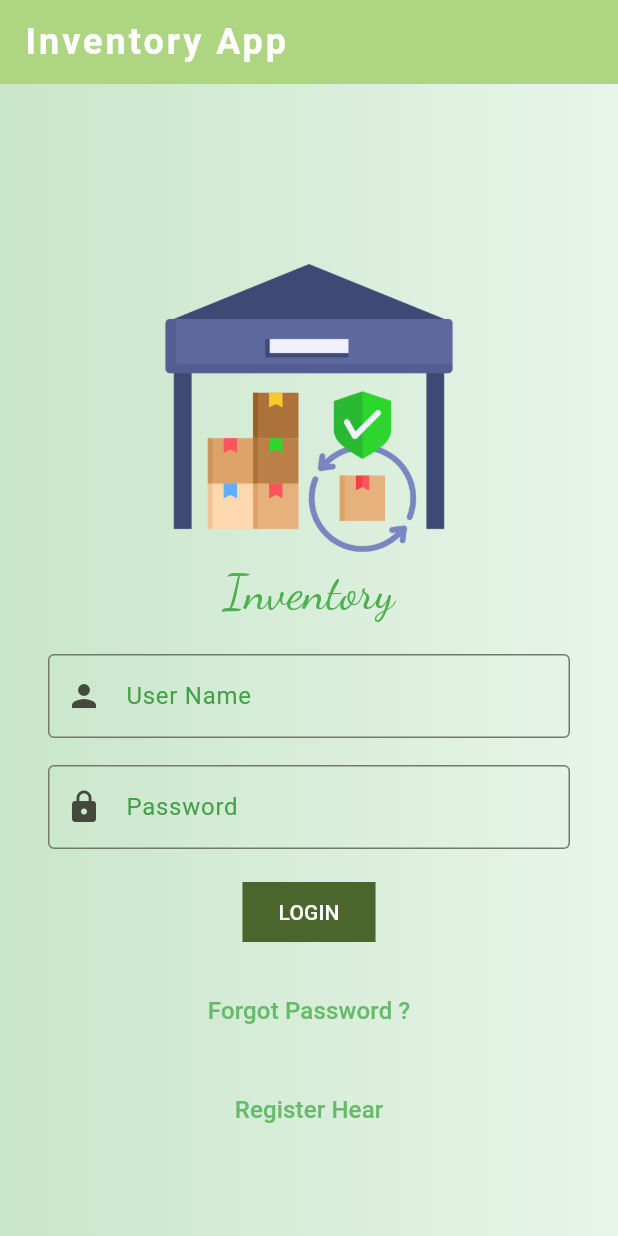
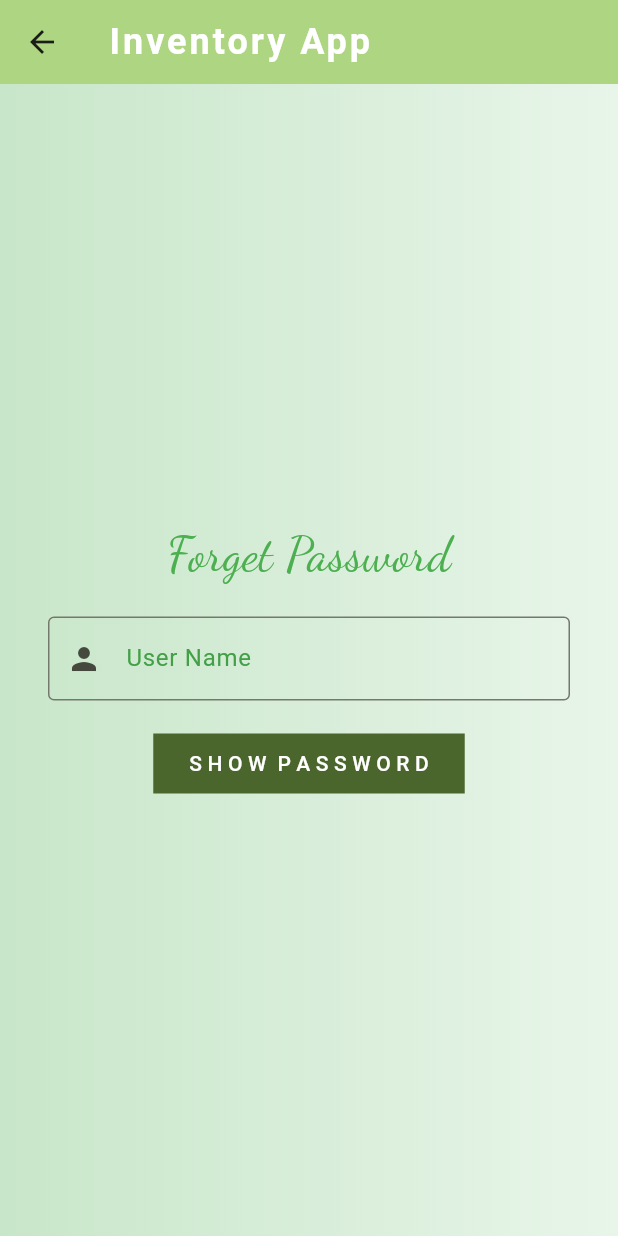
Before and after one commit to brijeshchhatrala01/sqflite_assesment, a Flutter app: the screen it shows after launch, after a tap on "Forgot Password ?", on a phone screen of 412 x 824 dp. Run offline on Flutter 3.47's test engine with Material 3 defaults, Android fonts, the phone set to English and light mode, and no system bars; our stand-ins replace go_router, sqflite; missing offline and left inert: simple_barcode_scanner; accounts and stored records are empty.

Commit message:
add foget password feature

```diff
--- a/lib/database/inventory_database.dart
+++ b/lib/database/inventory_database.dart
@@ -1,3 +1,5 @@
+// ignore_for_file: non_constant_identifier_names
+
 import 'package:assesment_app/model/inventory_model.dart';
 import 'package:assesment_app/model/user_model.dart';
 import 'package:path/path.dart';
@@ -117,9 +119,9 @@ class InventoryDatabase {
     database.insert(TABLEUSER, userModel.toMap(),conflictAlgorithm: ConflictAlgorithm.abort);
   }
 
-  Future<Map<String,Object?>> checkUser(String username) async {
+  Future<Map<String,Object?>?> checkUser(String username) async {
     database = await getDatabaseObject();
     var listData = await database.query(TABLEUSER,where: "username = ?",whereArgs: [username]);
-    return listData.first;
+    return listData.firstOrNull;
   }
 }
--- a/lib/log/log_helper.dart
+++ b/lib/log/log_helper.dart
@@ -1,4 +1,4 @@
-// ignore_for_file: constant_identifier_names
+// ignore_for_file: constant_identifier_names, prefer_typing_uninitialized_variables, non_constant_identifier_names, unnecessary_brace_in_string_interps
 
 import 'dart:io';
 
@@ -56,6 +56,6 @@ class LoggingHelper {
   //add particular message on log file
   Future<File> writeLog(String msg) async {
     final file = await localFile;
-    return file.writeAsString(msg,mode: FileMode.append);
+    return file.writeAsString("\n\n${msg}",mode: FileMode.append);
   }
 }
--- a/lib/main.dart
+++ b/lib/main.dart
@@ -15,7 +15,7 @@ class MyApp extends StatelessWidget {
     return MaterialApp(
       debugShowCheckedModeBanner: false,
       theme: themeData,
-      home: LoginPage(),
+      home: const LoginPage(),
     );
   }
 }
--- a/lib/model/user_model.dart
+++ b/lib/model/user_model.dart
@@ -1,3 +1,5 @@
+// ignore_for_file: non_constant_identifier_names
+
 class UserModel {
   final String first_name;
   final String last_name;
--- a/lib/pages/delete_product.dart
+++ b/lib/pages/delete_product.dart
@@ -229,6 +229,7 @@ class _DeleteProductState extends State<DeleteProduct> {
           });
           reciveDataByBarcode = {};
           showDialog(
+            // ignore: use_build_context_synchronously
             context: context,
             builder: (context) {
               return AlertDialog(
@@ -236,7 +237,7 @@ class _DeleteProductState extends State<DeleteProduct> {
                 actions: [
                   ElevatedButton(
                     onPressed: () {
-                      context.pop();
+                      Navigator.pop(context);
                     },
                     child: const Text('OK'),
                   ),
--- /dev/null
+++ b/lib/pages/forget_password.dart
@@ -0,0 +1,125 @@
+import 'package:assesment_app/database/inventory_database.dart';
+import 'package:assesment_app/log/log_helper.dart';
+import 'package:flutter/cupertino.dart';
+import 'package:flutter/material.dart';
+
+import '../theme/colors.dart';
+import '../theme/text.dart';
+import '../util/widgets.dart';
+
+class ForgetPassword extends StatefulWidget {
+   ForgetPassword({super.key});
+
+  @override
+  State<ForgetPassword> createState() => _ForgetPasswordState();
+}
+
+class _ForgetPasswordState extends State<ForgetPassword> {
+
+  Map<String, Object?>? userData = {};
+
+  final _usernameController = TextEditingController();
+
+  InventoryDatabase inventoryDatabase = InventoryDatabase();
+
+  void fetchData() {
+    Future.delayed(
+      const Duration(milliseconds: 300),
+          () async {
+        userData = await inventoryDatabase.checkUser(_usernameController.text.trim());
+        setState(() {
+          if (userData!= null) {
+            if (_usernameController.text == userData!['username'].toString())  {
+              showCupertinoDialog(context: context, builder: (context) {
+                return CupertinoAlertDialog(
+                  title: Text("Your Password is !",style: textHeaderStyle,),
+                  content: Text(userData!['password'].toString(),style: gridButtonTextStyle,),
+                  actions: [
+                    ElevatedButton(onPressed: () {
+                      Navigator.pop(context);
+                    }, child: const Text('OK'))
+                  ],
+                );
+              },);
+              LoggingHelper().writeLog(
+                  "Password Get Successfully : ${_usernameController.text}");
+            } else {
+              ScaffoldMessenger.of(context)
+                ..removeCurrentSnackBar()
+                ..showSnackBar(
+                    const SnackBar(content: Text("No User Found!")));
+            }
+          }
+          else {
+            ScaffoldMessenger.of(context)
+              ..removeCurrentSnackBar()
+              ..showSnackBar(
+                  const SnackBar(content: Text("No User Found!")));
+          }
+        });
+      },
+    );
+  }
+
+
+  final _formKey = GlobalKey<FormState>();
+
+  @override
+  Widget build(BuildContext context) {
+    return Scaffold(
+        appBar: AppBar(
+          title: Text(
+            "Inventory App",
+            style: textStyleAppbar,
+          ),
+        ),
+        body: Container(
+          height: MediaQuery.of(context).size.height,
+          decoration: BoxDecoration(
+            gradient: LinearGradient(colors: loginPageBackground),
+          ),
+          child: Form(
+            key: _formKey,
+            child: Padding(
+              padding: const EdgeInsets.symmetric(horizontal: 32.0),
+              child: Column(
+                mainAxisAlignment: MainAxisAlignment.center,
+                children: [
+                  Text(
+                    "Forget Password",
+                    style: textHeaderStyle,
+                  ),
+                  sizedBoxSmall,
+                  TextFormField(
+                    controller: _usernameController,
+                    validator: nullCheckValidator,
+                    decoration: InputDecoration(
+                      border: const OutlineInputBorder(),
+                      errorBorder: OutlineInputBorder(
+                          borderSide: BorderSide(color: errorColor)),
+                      focusedErrorBorder: OutlineInputBorder(
+                          borderSide: BorderSide(color: errorColor)),
+                      errorStyle: errorTextStyle,
+                      prefixIcon: const Icon(Icons.person),
+                      labelText: "User Name",
+                      labelStyle: lableStyle,
+                    ),
+                  ),
+                  sizedBoxSmall,
+                  MyAppButton(
+                    onPressed: () {
+                      if (_formKey.currentState!.validate()) {
+                          fetchData();
+                      }
+                    },
+                    name: 'S H O W  P A S S W O R D',
+                  ),
+
+                ],
+              ),
+            ),
+          ),
+        )
+    );
+  }
+}
--- a/lib/pages/view_inventory.dart
+++ b/lib/pages/view_inventory.dart
@@ -27,11 +27,9 @@ class _ViewInventoryState extends State<ViewInventory> {
         recivedDataList = await inventoryDatabase.fetchAllProduct();
         recivedPriceList = await inventoryDatabase.sumOfPrice();
 
-        recivedPriceList.forEach(
-          (element) {
+        for (var element in recivedPriceList) {
             sum += int.parse(element['item_price'].toString());
-          },
-        );
+          }
         setState(() {});
       },
     );
--- a/lib/pages/view_product.dart
+++ b/lib/pages/view_product.dart
@@ -274,6 +274,7 @@ class _ViewProductState extends State<ViewProduct> {
           });
           reciveDataByBarcode = {};
           showDialog(
+            // ignore: use_build_context_synchronously
             context: context,
             builder: (context) {
               return AlertDialog(
@@ -281,7 +282,7 @@ class _ViewProductState extends State<ViewProduct> {
                 actions: [
                   ElevatedButton(
                     onPressed: () {
-                      context.pop();
+                     Navigator.pop(context);
                     },
                     child: const Text('OK'),
                   ),
--- a/lib/theme/colors.dart
+++ b/lib/theme/colors.dart
@@ -2,6 +2,7 @@ import 'package:flutter/material.dart';
 
 Color appBarColor = Colors.lightGreen.shade300;
 List<Color> loginPageBackground = [Colors.green.shade100, Colors.green.shade50];
+List<Color> dialogueGredient = [Colors.yellow.shade100,Colors.green.shade50];
 Color forgetPasswordColor = Colors.green.shade400;
 Color whiteColor = Colors.white;
 Color headerTextColor = Colors.green;
```
Also changed, not shown: lib/pages/add_product.dart (+5 -5 lines), lib/pages/homepage.dart (+72 -24 lines), lib/pages/login_page.dart (+37 -18 lines), lib/pages/register.dart (+6 -3 lines), lib/pages/update_product.dart (+6 -8 lines), lib/util/widgets.dart (+13 -7 lines).
